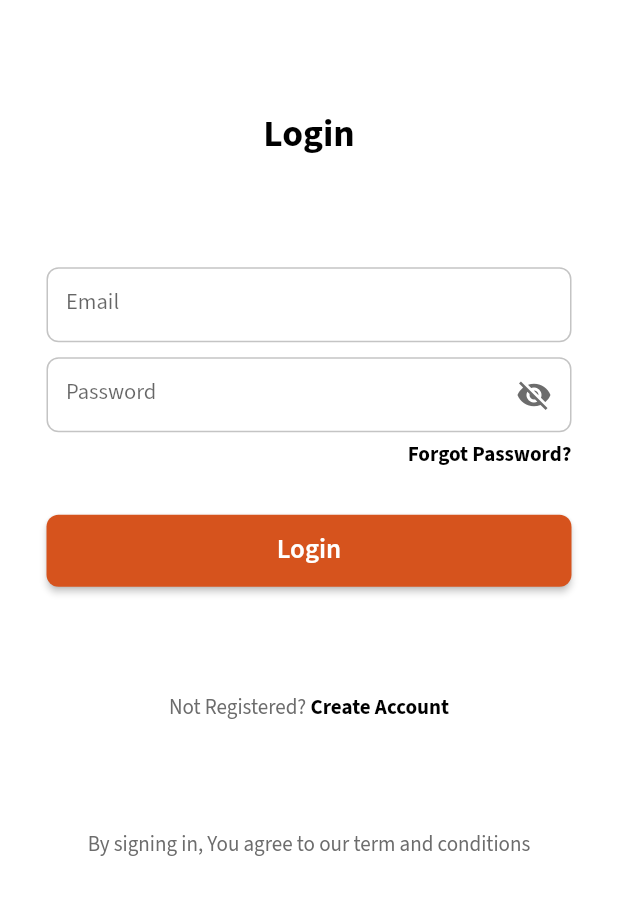
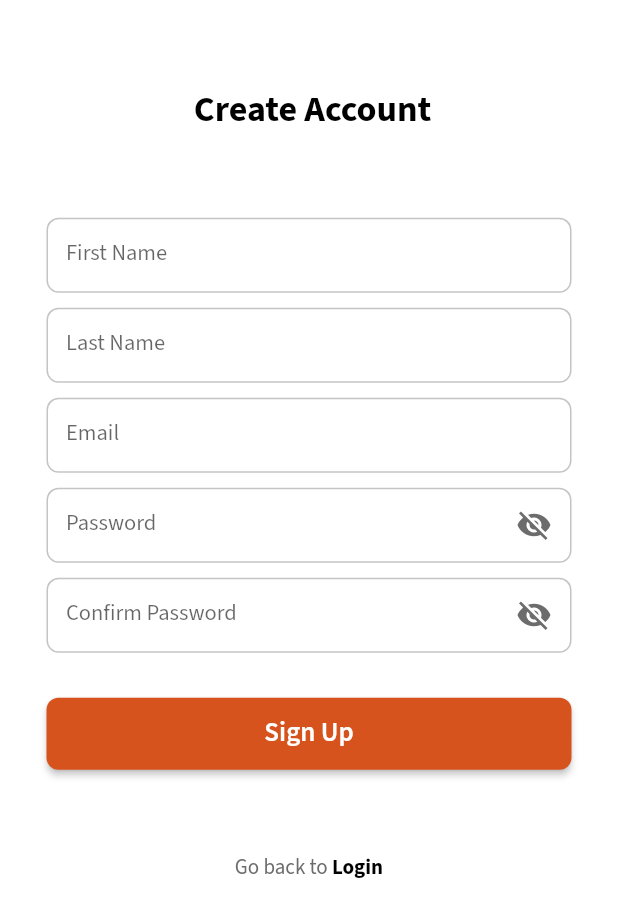
Before and after one commit to irfanelahidev69/digital-health-app, a Flutter app: the screen it shows after launch, after a tap on "Create Account", on a phone screen of 412 x 824 dp. Shown: the top 917 px of the screen. Run offline on Flutter 3.47's test engine with Material 3 defaults, Android fonts, the phone set to English and light mode, and no system bars; our stand-ins replace firebase_core, google_fonts; accounts and stored records are empty.

Commit message:
created sign up screen

```diff
--- a/lib/core/utilities/strings.dart
+++ b/lib/core/utilities/strings.dart
@@ -23,4 +23,5 @@ class Strings {
   static String success = "Success";
   static String notRegistered = "Not Registered?";
   static String forgotPassword = "Forgot Password";
+  static String goBackTo = "Go back to ";
 }
--- a/lib/features/auth/pages/login_screen.dart
+++ b/lib/features/auth/pages/login_screen.dart
@@ -1,6 +1,5 @@
 import 'package:digital_health_app/core/extensions/context.dart';
-import 'package:flutter/cupertino.dart';
-import 'package:flutter/foundation.dart';
+import 'package:digital_health_app/features/auth/pages/signup_screen.dart';
 import 'package:flutter/material.dart';
 
 import '../../../core/component/app_custom_buttons.dart';
@@ -109,8 +108,7 @@ class _LoginScreenState extends State<LoginScreen> with Validators {
                               mainAxisAlignment: MainAxisAlignment.end,
                               children: [
                                 InkWell(
-                                  onTap: () {
-                                  },
+                                  onTap: () {},
                                   child: Text(
                                     "${Strings.forgotPassword}?",
                                     style: const TextStyle(fontWeight: FontWeight.bold),
@@ -121,8 +119,7 @@ class _LoginScreenState extends State<LoginScreen> with Validators {
                           ),
                           AppButton(
                             isProcessing: false,
-                            onPressed: () async {
-                            },
+                            onPressed: () async {},
                             child: Text(
                               Strings.login,
                               style: context.labelLarge.copyWith(fontWeight: FontWeight.w600, color: Colors.white),
@@ -132,7 +129,6 @@ class _LoginScreenState extends State<LoginScreen> with Validators {
                       ),
                     ),
                   ),
-
                   Row(
                     mainAxisAlignment: MainAxisAlignment.center,
                     children: [
@@ -141,9 +137,7 @@ class _LoginScreenState extends State<LoginScreen> with Validators {
                         style: context.bodyMedium.copyWith(color: AppColors.kTextLightGreyColor),
                       ),
                       InkWell(
-                        onTap: () {
-
-                        },
+                        onTap: () => context.push(const SignupScreen()),
                         child: Text(
                           Strings.createAccount,
                           style: context.bodyMedium.copyWith(fontWeight: FontWeight.bold),
@@ -171,7 +165,5 @@ class _LoginScreenState extends State<LoginScreen> with Validators {
     );
   }
 
-  init()  {
-
-  }
+  init() {}
 }
--- /dev/null
+++ b/lib/features/auth/pages/signup_screen.dart
@@ -0,0 +1,204 @@
+import 'package:digital_health_app/core/extensions/context.dart';
+import 'package:flutter/cupertino.dart';
+import 'package:flutter/material.dart';
+
+import '../../../core/component/app_custom_buttons.dart';
+import '../../../core/component/custom_form_text_field.dart';
+import '../../../core/utilities/colors.dart';
+import '../../../core/utilities/strings.dart';
+import '../../../core/utilities/validators.dart';
+
+class SignupScreen extends StatefulWidget {
+  const SignupScreen({Key? key}) : super(key: key);
+
+  @override
+  State<SignupScreen> createState() => _SignupScreenState();
+}
+
+class _SignupScreenState extends State<SignupScreen> with Validators {
+  final GlobalKey<FormState> _formKey = GlobalKey<FormState>();
+
+  final double height = 0;
+  String? selectedUser;
+  bool isVisible = true;
+  bool visible = true;
+
+  final TextEditingController firstNameController = TextEditingController();
+  final TextEditingController lastNameController = TextEditingController();
+  final TextEditingController emailController = TextEditingController();
+  final TextEditingController passController = TextEditingController();
+  final TextEditingController confirmPassController = TextEditingController();
+  final TextEditingController accountsController = TextEditingController();
+
+  @override
+  Widget build(BuildContext context) {
+    return SafeArea(
+      child: Scaffold(
+        backgroundColor: Colors.white,
+        body: NotificationListener<OverscrollIndicatorNotification>(
+          onNotification: (overscroll) {
+            overscroll.disallowIndicator();
+            return true;
+          },
+          child: SingleChildScrollView(
+            child: Container(
+              height: context.height - context.height * 0.15 - kBottomNavigationBarHeight,
+              padding: const EdgeInsets.symmetric(horizontal: 31),
+              child: Column(
+                mainAxisAlignment: MainAxisAlignment.spaceEvenly,
+                crossAxisAlignment: CrossAxisAlignment.center,
+                children: [
+                  FittedBox(
+                    child: Text(
+                      Strings.createAccount,
+                      style: context.headlineMedium.copyWith(fontWeight: FontWeight.w700, fontSize: 24.0),
+                    ),
+                  ),
+                  Form(
+                    key: _formKey,
+                    child: SizedBox(
+                      child: Column(
+                        children: [
+                          CustomTextFormField(
+                            hintText: Strings.firstName,
+                            textEditingController: firstNameController,
+                            errorText: Strings.pleaseEnterAValidName,
+                            textFieldValidator: (value) {
+                              if (!validateName(
+                                firstNameController.text.trim(),
+                              )) {
+                                return '';
+                              }
+                              return null;
+                            },
+                          ),
+                          const SizedBox(
+                            height: 10,
+                          ),
+                          CustomTextFormField(
+                            hintText: Strings.lastName,
+                            textEditingController: lastNameController,
+                            errorText: Strings.pleaseEnterAValidName,
+                            textFieldValidator: (value) {
+                              if (!validateName(
+                                lastNameController.text.trim(),
+                              )) {
+                                return '';
+                              }
+                              return null;
+                            },
+                          ),
+                          const SizedBox(
+                            height: 10,
+                          ),
+                          CustomTextFormField(
+                            hintText: Strings.email,
+                            textEditingController: emailController,
+                            errorText: Strings.pleaseEnterAValidEmail,
+                            textFieldValidator: (value) {
+                              if (!validateEmail(emailController.text.trim())) {
+                                return '';
+                              }
+                              return null;
+                            },
+                          ),
+                          const SizedBox(
+                            height: 10,
+                          ),
+                          CustomTextFormField(
+                            hintText: Strings.password,
+                            obscureText: isVisible,
+                            textEditingController: passController,
+                            errorText: Strings.pleaseEnterAValidPassword,
+                            textFieldValidator: (value) {
+                              if (!validatePassword(
+                                passController.text.trim(),
+                              )) {
+                                return '';
+                              }
+
+                              return null;
+                            },
+                            suffixIcon: InkWell(
+                              onTap: () {
+                                setState(() {
+                                  isVisible = !isVisible;
+                                });
+                              },
+                              child: Icon(
+                                isVisible ? Icons.visibility_off : Icons.visibility,
+                                color: AppColors.kTextLightGreyColor,
+                              ),
+                            ),
+                          ),
+                          const SizedBox(
+                            height: 10,
+                          ),
+                          CustomTextFormField(
+                            hintText: Strings.confirmPassword,
+                            obscureText: visible,
+                            textEditingController: confirmPassController,
+                            errorText: Strings.passwordNotMatch,
+                            textFieldValidator: (value) {
+                              if (!validatePassword(confirmPassController.text)) {
+                                return Strings.invalidConfirmPassword;
+                              } else if (confirmPassController.text != passController.text) {
+                                return Strings.confirmPasswordNotMatch;
+                              }
+
+                              return null;
+                            },
+                            suffixIcon: InkWell(
+                              onTap: () {
+                                setState(() {
+                                  visible = !visible;
+                                });
+                              },
+                              child: Icon(
+                                visible ? Icons.visibility_off : Icons.visibility,
+                                color: AppColors.kTextLightGreyColor,
+                              ),
+                            ),
+                          ),
+                          const SizedBox(
+                            height: 30,
+                          ),
+                          AppButton(
+                            isProcessing: false,
+                            onPressed: () async {},
+                            child: Text(
+                              Strings.signUp,
+                              style: context.labelLarge.copyWith(fontWeight: FontWeight.w600, color: Colors.white),
+                            ),
+                          )
+                        ],
+                      ),
+                    ),
+                  ),
+
+                  Row(
+                    mainAxisAlignment: MainAxisAlignment.center,
+                    children: [
+                      Text(
+                        Strings.goBackTo,
+                        style: context.bodyMedium.copyWith(color: AppColors.kTextLightGreyColor),
+                      ),
+                      InkWell(
+                        onTap: () => Navigator.of(context).pop(),
+                        child: Text(
+                          Strings.login,
+                          style: context.bodyMedium.copyWith(fontWeight: FontWeight.bold),
+                        ),
+                      ),
+                    ],
+                  ),
+
+                ],
+              ),
+            ),
+          ),
+        ),
+      ),
+    );
+  }
+}
```
